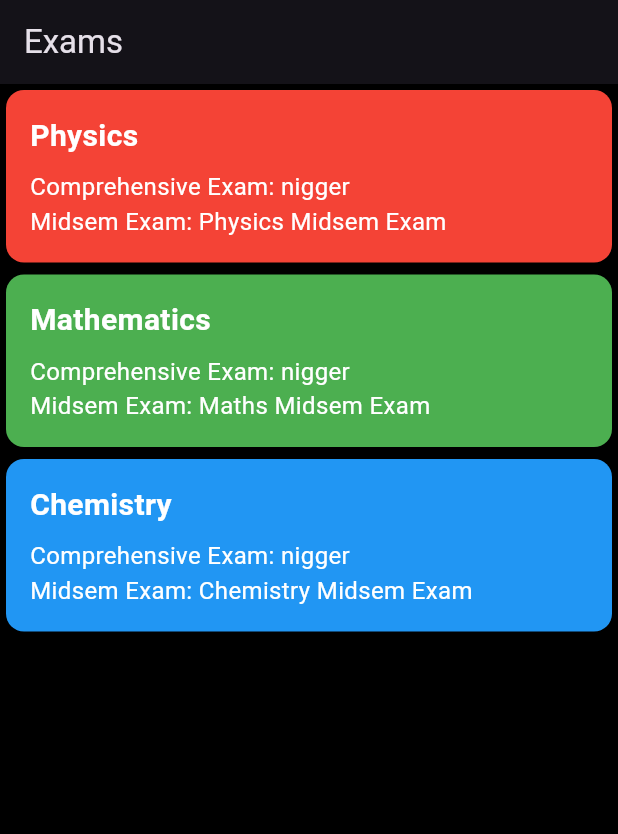
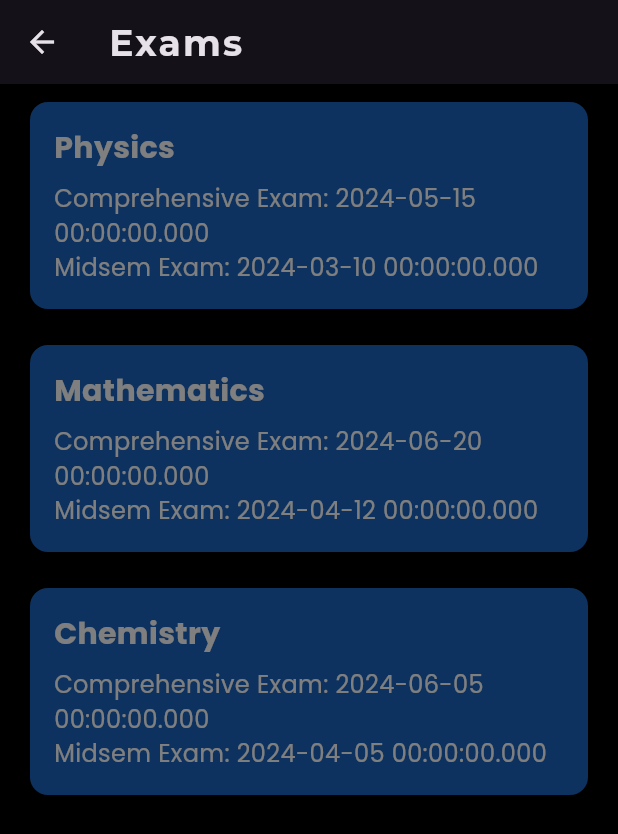
Before and after one commit to fizy069/ExamEz, a Flutter app: the screen it shows after launch, on a phone screen of 412 x 824 dp. Shown: the top 834 px of the screen. Run offline on Flutter 3.47's test engine with Material 3 defaults, Android fonts, the phone set to English and light mode, and no system bars; our stand-ins replace google_fonts.

Commit message:
ui changes, attempted focus pop up for exam cards

```diff
--- a/lib/utilities/exam.dart
+++ /dev/null
@@ -1,8 +0,0 @@
-
-class Exam {
-  final String subject;
-  final String comprehensiveExam;
-  final String midsemExam;
-
-  Exam({required this.subject, required this.comprehensiveExam, required this.midsemExam});
-}
--- a/lib/views/exam_page.dart
+++ b/lib/views/exam_page.dart
@@ -1,96 +1,192 @@
 import 'package:flutter/material.dart';
-
-void main() {
-  runApp(MyApp());
-}
+import 'package:google_fonts/google_fonts.dart';
+import 'dart:math';
 
 class Exam {
   final String subject;
-  final String comprehensiveExam;
-  final String midsemExam;
+  final DateTime comprehensiveExam;
+  final DateTime midsemExam;
   final Color color;
 
-  Exam({required this.subject, required this.comprehensiveExam, required this.midsemExam, required this.color});
-}
-
-class MyApp extends StatelessWidget {
-  @override
-  Widget build(BuildContext context) {
-    return MaterialApp(
-      theme: ThemeData.dark().copyWith(
-        // accentColor: Colors.blueAccent,
-        scaffoldBackgroundColor: Colors.black,
-      ),
-      home: ExamsPage(),
-    );
-  }
+  Exam({
+    required this.subject,
+    required this.comprehensiveExam,
+    required this.midsemExam,
+    required this.color,
+  });
 }
 
 class ExamsPage extends StatelessWidget {
   final List<Exam> exams = [
-    Exam(subject: 'Physics', comprehensiveExam: 'nigger', midsemExam: 'Physics Midsem Exam', color: Colors.red),
-    Exam(subject: 'Mathematics', comprehensiveExam: 'nigger', midsemExam: 'Maths Midsem Exam', color: Colors.green),
-    Exam(subject: 'Chemistry', comprehensiveExam: 'nigger', midsemExam: 'Chemistry Midsem Exam', color: Colors.blue),
-
+    Exam(
+      subject: 'Physics',
+      comprehensiveExam: DateTime(2024, 5, 15),
+      midsemExam: DateTime(2024, 3, 10),
+      color: _generateRandomColor(),
+    ),
+    Exam(
+      subject: 'Mathematics',
+      comprehensiveExam: DateTime(2024, 6, 20),
+      midsemExam: DateTime(2024, 4, 12),
+      color: _generateRandomColor(),
+    ),
+    Exam(
+      subject: 'Chemistry',
+      comprehensiveExam: DateTime(2024, 6, 5),
+      midsemExam: DateTime(2024, 4, 5),
+      color: _generateRandomColor(),
+    ),
   ];
 
   @override
   Widget build(BuildContext context) {
-    return Scaffold(
+    return WillPopScope(
+      onWillPop: () async {
+        // Handle back button press
+        Navigator.of(context).pop();
+        return true;
+      },
+      child: Scaffold(
         appBar: AppBar(
-        title: Text('Exams'),
+          title: Text(
+            'Exams',
+            style: GoogleFonts.montserrat(
+              fontWeight: FontWeight.bold,
+              fontSize: 24,
+              letterSpacing: 1.5,
             ),
-      body: ListView.builder(
+          ),
+          leading: IconButton(
+            icon: Icon(Icons.arrow_back),
+            onPressed: () {
+              // Navigate back when back button is pressed
+              Navigator.of(context).pop();
+            },
+          ),
+        ),
+        body: Stack(
+          children: [
+            ListView.builder(
               itemCount: exams.length,
               itemBuilder: (context, index) {
                 final exam = exams[index];
                 return SubjectCard(exam: exam);
               },
             ),
+            BlurOverlay(), // Overlay for blur effect
+          ],
+        ),
+      ),
+    );
+  }
+
+  // Generate a random color
+  static Color _generateRandomColor() {
+    final Random random = Random();
+    return Color.fromARGB(
+      255,
+      random.nextInt(256),
+      random.nextInt(256),
+      random.nextInt(256),
     );
   }
 }
 
-class SubjectCard extends StatelessWidget {
+class BlurOverlay extends StatelessWidget {
+  @override
+  Widget build(BuildContext context) {
+    return GestureDetector(
+      onTap: () {
+        // Do nothing on tap to prevent interaction with the blurred background
+      },
+      child: Container(
+        color: Colors.black.withOpacity(0.5), // Semi-transparent black color
+        constraints: BoxConstraints.expand(), // Fullscreen overlay
+      ),
+    );
+  }
+}
+
+class SubjectCard extends StatefulWidget {
   final Exam exam;
 
   const SubjectCard({Key? key, required this.exam}) : super(key: key);
 
   @override
+  _SubjectCardState createState() => _SubjectCardState();
+}
+
+class _SubjectCardState extends State<SubjectCard> {
+  bool _isFocused = false;
+
+  @override
   Widget build(BuildContext context) {
-    return Card(
-      color: exam.color,
+    return GestureDetector(
+      onTapDown: (_) {
+        setState(() {
+          _isFocused = true;
+        });
+      },
+      onTapUp: (_) {
+        setState(() {
+          _isFocused = false;
+        });
+      },
+      child: AnimatedContainer(
+        duration: Duration(milliseconds: 300),
+        curve: Curves.easeInOut,
+        decoration: BoxDecoration(
+          borderRadius: BorderRadius.circular(10.0),
+          boxShadow: [
+            if (_isFocused)
+              BoxShadow(
+                color: Colors.black.withOpacity(0.5),
+                blurRadius: 10.0,
+                spreadRadius: 1.0,
+              ),
+          ],
+        ),
+        margin: EdgeInsets.symmetric(horizontal: 16.0, vertical: 8.0),
+        child: Card(
+          color: widget.exam.color,
           child: Padding(
             padding: const EdgeInsets.all(16.0),
             child: Column(
               crossAxisAlignment: CrossAxisAlignment.start,
               children: [
                 Text(
-              exam.subject,
-              style: TextStyle(
+                  widget.exam.subject,
+                  style: GoogleFonts.poppins(
                     fontSize: 20,
                     fontWeight: FontWeight.bold,
-                color: Colors.white,
+                    color: _isColorDark(widget.exam.color) ? Colors.white : Colors.black,
                   ),
                 ),
                 SizedBox(height: 8),
                 Text(
-              'Comprehensive Exam: ${exam.comprehensiveExam}',
-              style: TextStyle(
+                  'Comprehensive Exam: ${widget.exam.comprehensiveExam.toString()}',
+                  style: GoogleFonts.poppins(
                     fontSize: 16,
-                color: Colors.white,
+                    color: _isColorDark(widget.exam.color) ? Colors.white : Colors.black,
                   ),
                 ),
                 Text(
-              'Midsem Exam: ${exam.midsemExam}',
-              style: TextStyle(
+                  'Midsem Exam: ${widget.exam.midsemExam.toString()}',
+                  style: GoogleFonts.poppins(
                     fontSize: 16,
-                color: Colors.white,
+                    color: _isColorDark(widget.exam.color) ? Colors.white : Colors.black,
                   ),
                 ),
               ],
             ),
           ),
+        ),
+      ),
     );
   }
+
+  bool _isColorDark(Color color) {
+    final luminance = (0.2126 * color.red + 0.7152 * color.green + 0.0722 * color.blue);
+    return luminance < 128;
   }
+}
--- a/pubspec.yaml
+++ b/pubspec.yaml
@@ -37,6 +37,8 @@ dependencies:
   # The following adds the Cupertino Icons font to your application.
   # Use with the CupertinoIcons class for iOS style icons.
   cupertino_icons: ^1.0.2
+  pdf: ^3.10.7
+  google_fonts: ^6.1.0
 
 dev_dependencies:
   flutter_test:
```
Also changed, not shown: lib/utilities/date_extractor.dart (added, +58 -0 lines), pubspec.lock, 2 other files. Lines whose indentation alone changed are shown as unchanged.
